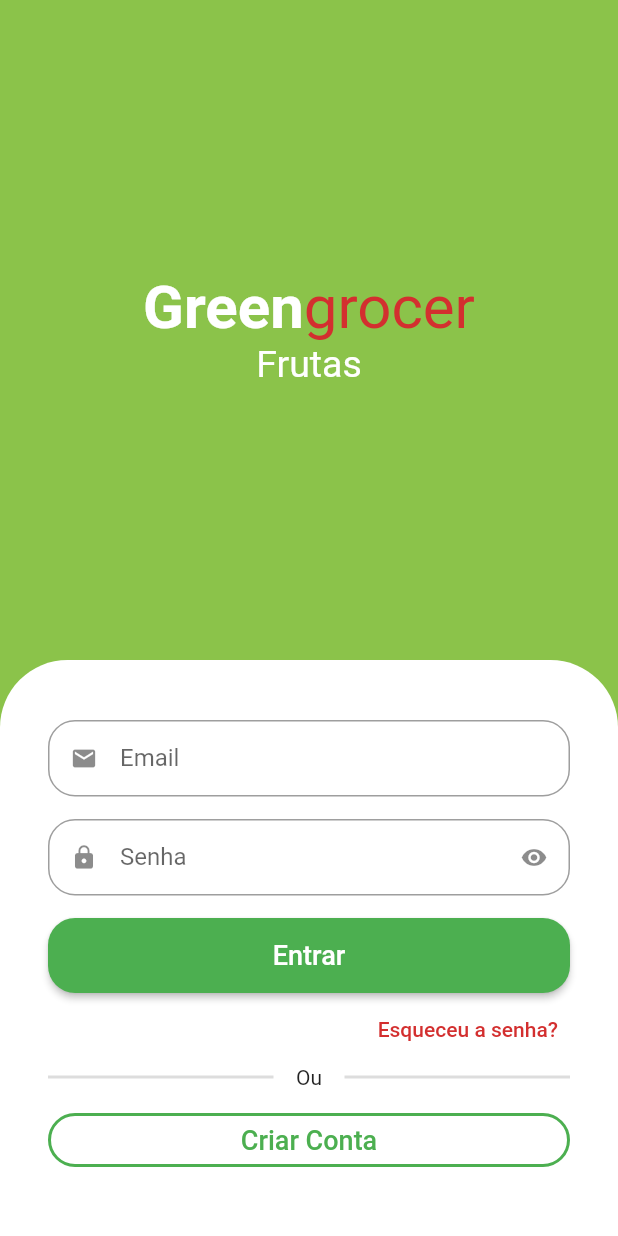
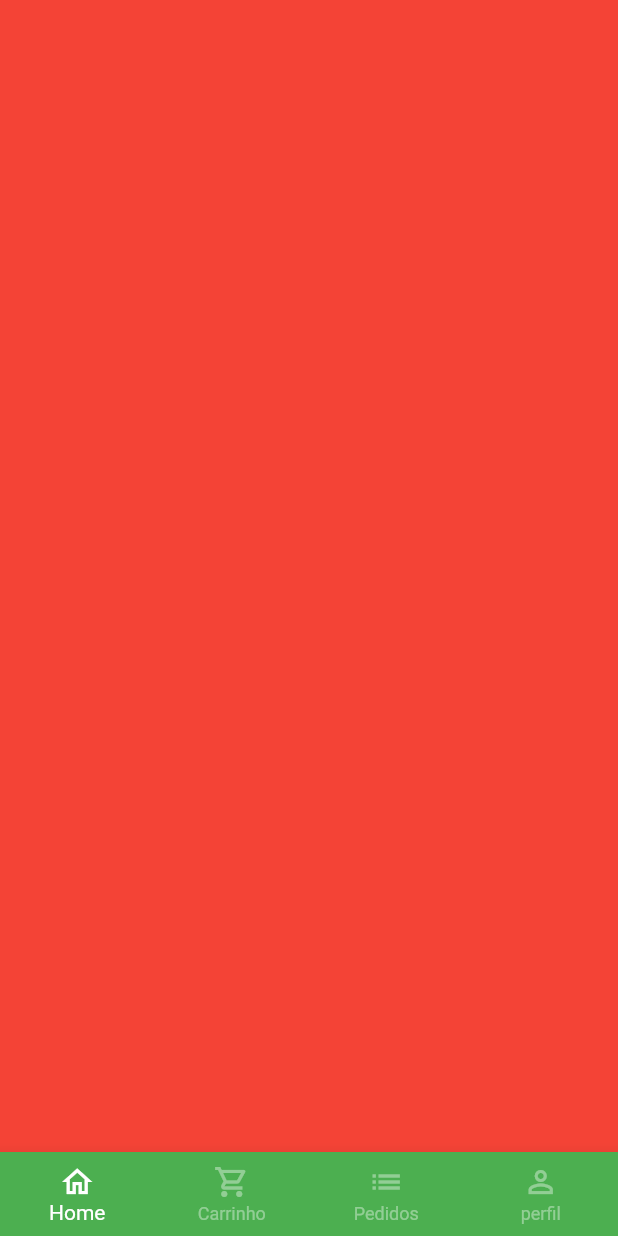
Before and after one commit to gabrieltenachous/greengrocer, a Flutter app: the screen it shows after launch, after a tap on "Entrar", on a phone screen of 412 x 824 dp. Run offline on Flutter 3.47's test engine with Material 2 defaults, Android fonts, the phone set to English and light mode, and no system bars; drawn by our look-alikes of animated_text_kit; our stand-ins replace mask_text_input_formatter.

Commit message:
base screen

```diff
--- a/lib/src/auth/components/custom_text_field.dart
+++ b/lib/src/auth/components/custom_text_field.dart
@@ -1,11 +1,13 @@
 
 import 'package:flutter/material.dart';
+import 'package:flutter/services.dart';
 
 class CustomTextField extends StatefulWidget {
 
   final IconData icon;
   final String label;
   final bool isSecret;
+  final List<TextInputFormatter> ? inputFormatters;
 
   const CustomTextField(
     {
@@ -13,6 +15,7 @@ class CustomTextField extends StatefulWidget {
       required this.icon,
       required this.label,
       this.isSecret = false,
+      this.inputFormatters
     }
   );
 
@@ -32,6 +35,7 @@ class _CustomTextFieldState extends State<CustomTextField> {
     return Padding(
       padding: const EdgeInsets.only(bottom: 15),
       child: TextFormField(
+        inputFormatters: widget.inputFormatters,
         obscureText: isObscure,
         decoration: InputDecoration(
           prefixIcon: Icon(widget.icon),
--- a/lib/src/auth/sign_in_screen.dart
+++ b/lib/src/auth/sign_in_screen.dart
@@ -1,6 +1,8 @@
 import 'package:animated_text_kit/animated_text_kit.dart';
 import 'package:flutter/material.dart';
 import 'package:greengrocer/src/auth/components/custom_text_field.dart';
+import 'package:greengrocer/src/auth/sign_up_screen.dart';
+import 'package:greengrocer/src/base/base_screen.dart';
 import 'package:greengrocer/src/config/custom_colors.dart';
 
 class SignInScreen extends StatelessWidget {
@@ -93,7 +95,13 @@ class SignInScreen extends StatelessWidget {
                               style: ElevatedButton.styleFrom(
                                   shape: RoundedRectangleBorder(
                                       borderRadius: BorderRadius.circular(18))),
-                              onPressed: () {},
+                              onPressed: () {
+                                Navigator.of(context).pushReplacement(
+                                  MaterialPageRoute(builder: (c){
+                                    return const BaseScreen();
+                                  })
+                                );
+                              },
                               child: const Text(
                                 'Entrar',
                                 style: TextStyle(fontSize: 18),
@@ -138,7 +146,13 @@ class SignInScreen extends StatelessWidget {
                                     borderRadius: BorderRadius.circular(18)),
                                 side: const BorderSide(
                                     width: 2, color: Colors.green)),
-                            onPressed: () {},
+                            onPressed: () {
+                              Navigator.of(context).push(
+                                MaterialPageRoute(builder: (c){
+                                  return const SignUpScreen();
+                                })
+                              );
+                            },
                             child: const Text(
                               'Criar Conta',
                               style: TextStyle(fontSize: 18),
--- /dev/null
+++ b/lib/src/base/base_screen.dart
@@ -0,0 +1,67 @@
+import 'package:flutter/material.dart';
+class BaseScreen extends StatefulWidget {
+
+  const BaseScreen({super.key});
+
+  @override
+  State<BaseScreen> createState() => _BaseScreenState();
+}
+
+class _BaseScreenState extends State<BaseScreen> {
+  int currentIndex = 0;
+  final pageController = PageController();
+  @override
+  Widget build(BuildContext context) {
+    return Scaffold(
+      body: PageView(
+        physics: const NeverScrollableScrollPhysics(),
+        controller: pageController,
+        children: [
+          Container(color: Colors.red,),
+          Container(color: Colors.yellow),
+          Container(color: Colors.blue,),
+          Container(color: Colors.purple,)
+        ],
+      ),
+      bottomNavigationBar: BottomNavigationBar(
+        currentIndex: currentIndex,
+        onTap: (index){
+          setState(() {
+            currentIndex = index;
+            pageController.jumpToPage(index);
+          });
+        },
+        type: BottomNavigationBarType.fixed,
+        backgroundColor: Colors.green,
+        selectedItemColor: Colors.white,
+        unselectedItemColor: Colors.white.withAlpha(100),
+        items: const [
+          BottomNavigationBarItem(
+            icon: Icon(
+              Icons.home_outlined,
+            ),
+            label: 'Home'
+          ),
+          BottomNavigationBarItem(
+            icon: Icon(
+              Icons.shopping_cart_outlined,
+            ),
+            label: 'Carrinho'
+          ),
+          BottomNavigationBarItem(
+            icon: Icon(
+              Icons.list,
+            ),
+            label: 'Pedidos'
+          ),
+          BottomNavigationBarItem(
+            icon: Icon(
+              Icons.person_outline,
+            ),
+            label: 'perfil'
+          ),
+        ],
+      ),
+    );
+  }
+}
--- a/pubspec.yaml
+++ b/pubspec.yaml
@@ -37,6 +37,7 @@ dependencies:
   # Use with the CupertinoIcons class for iOS style icons.
   cupertino_icons: ^1.0.2
   animated_text_kit: ^4.2.2
+  mask_text_input_formatter: ^2.4.0
 dev_dependencies:
   flutter_test:
     sdk: flutter
```
Also changed, not shown: lib/src/auth/sign_up_screen.dart (added, +106 -0 lines), lib/src/home/home_tab.dart (added, +32 -0 lines), pubspec.lock.
